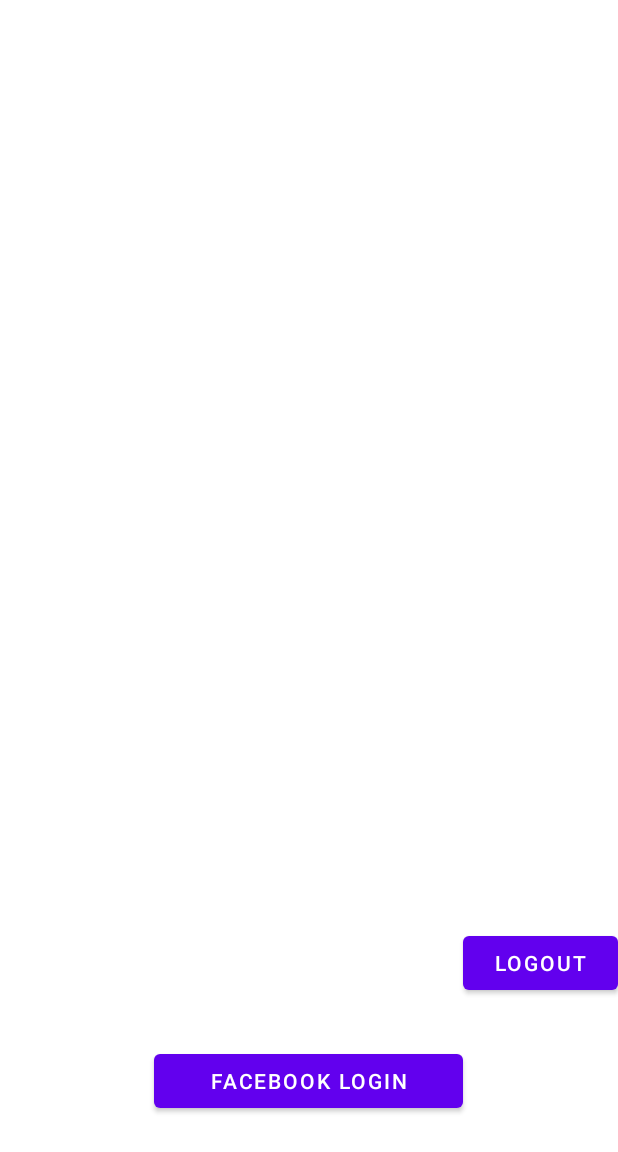
After one commit to ghqls1237/madcamp_week2, an Android app: the layout activity_login.xml on its own in the app's theme, with its tools: preview values and no code run, on a phone screen of 412 x 824 dp. The commit adds this screen. Shown: the top 1152 px of the screen. Run offline under Robolectric (Android 15) with nearby library versions, the phone set to English and light mode, and no system bars.

Commit message:
Facebook Login almost Complete #1

```diff
--- /dev/null
+++ b/MyApplication2/app/src/main/res/layout/activity_login.xml
@@ -0,0 +1,40 @@
+<?xml version="1.0" encoding="utf-8"?>
+<androidx.constraintlayout.widget.ConstraintLayout
+    xmlns:android="http://schemas.android.com/apk/res/android" android:layout_width="match_parent"
+    android:layout_height="match_parent">
+    <LinearLayout
+        android:layout_width="match_parent"
+        android:layout_height="match_parent"
+        android:orientation="vertical">
+        <LinearLayout
+            android:layout_width="match_parent"
+            android:layout_height="0dp"
+            android:layout_weight="3">
+
+        </LinearLayout>
+        <LinearLayout
+            android:layout_width="match_parent"
+            android:layout_height="0dp"
+            android:layout_weight="1">
+            <TextView
+                android:layout_width="0dp"
+                android:layout_weight = "1"
+                android:layout_height="match_parent"
+                />
+            <Button
+                android:id="@+id/facebook_login_btn"
+                android:layout_width="0dp"
+                android:layout_height="wrap_content"
+                android:text="FACEBOOK LOGIN"
+                android:layout_weight="2"
+                android:layout_gravity="center"/>
+            <Button
+                android:id="@+id/logout"
+                android:layout_width="0dp"
+                android:layout_weight = "1"
+                android:layout_height="wrap_content"
+                android:text="logout"
+                />
+        </LinearLayout>
+    </LinearLayout>
+</androidx.constraintlayout.widget.ConstraintLayout>
--- a/MyApplication2/app/src/main/res/values/strings.xml
+++ b/MyApplication2/app/src/main/res/values/strings.xml
@@ -2,4 +2,7 @@
     <string name="app_name">GANZI</string>
     <!-- TODO: Remove or change this placeholder text -->
     <string name="hello_blank_fragment">Hello blank fragment</string>
+    <string name="facebook_app_id">1167448197045414</string>
+    <string name="fb_login_protocol_scheme">fb1167448197045414</string>
+
 </resources>
--- a/MyApplication2/build.gradle
+++ b/MyApplication2/build.gradle
@@ -3,10 +3,11 @@ buildscript {
     repositories {
         google()
         jcenter()
+        mavenCentral()
     }
     dependencies {
         classpath "com.android.tools.build:gradle:4.1.1"
-
+        classpath 'com.google.gms:google-services:4.3.4'
         // NOTE: Do not place your application dependencies here; they belong
         // in the individual module build.gradle files
     }
@@ -16,6 +17,9 @@ allprojects {
     repositories {
         google()
         jcenter()
+        maven{
+            url "https://maven.google.com"
+        }
     }
 }
 
```
Also changed, not shown: MyApplication2/app/build.gradle (+9 -1 lines), MyApplication2/app/src/main/AndroidManifest.xml (+20 -3 lines), MyApplication2/app/src/main/java/com/example/myapplication/LoginActivity.java (added, +119 -0 lines), 1 other file.
